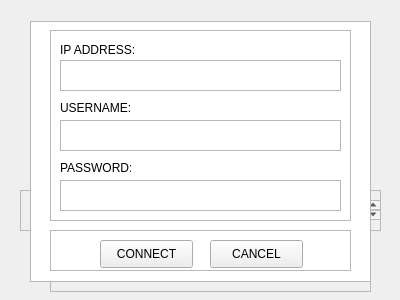
Above: FacesRecognition.ui from nitin-vk/face-recognition-based-attendance before the change. Below: the same form after it.
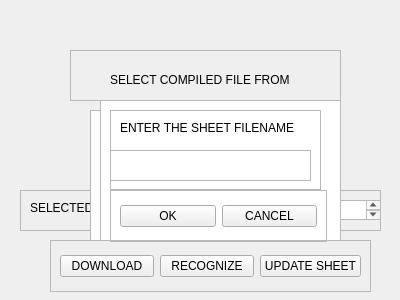
That is the form after the change.

```diff
--- a/FacesRecognition.ui
+++ b/FacesRecognition.ui
@@ -317,164 +317,6 @@
     </item>
    </layout>
   </widget>
-  <widget class="QListWidget" name="ftpWidget">
-   <property name="enabled">
-    <bool>true</bool>
-   </property>
-   <property name="geometry">
-    <rect>
-     <x>30</x>
-     <y>21</y>
-     <width>341</width>
-     <height>261</height>
-    </rect>
-   </property>
-   <property name="currentRow">
-    <number>-1</number>
-   </property>
-  </widget>
-  <widget class="QFrame" name="frame_8">
-   <property name="enabled">
-    <bool>true</bool>
-   </property>
-   <property name="geometry">
-    <rect>
-     <x>50</x>
-     <y>30</y>
-     <width>301</width>
-     <height>191</height>
-    </rect>
-   </property>
-   <property name="frameShape">
-    <enum>QFrame::StyledPanel</enum>
-   </property>
-   <property name="frameShadow">
-    <enum>QFrame::Raised</enum>
-   </property>
-   <widget class="QTextEdit" name="ftpIpTextBox">
-    <property name="geometry">
-     <rect>
-      <x>10</x>
-      <y>30</y>
-      <width>281</width>
-      <height>31</height>
-     </rect>
-    </property>
-    <property name="placeholderText">
-     <string extracomment="IP ADDRESS"/>
-    </property>
-   </widget>
-   <widget class="QTextEdit" name="ftpUsernameTextBox">
-    <property name="geometry">
-     <rect>
-      <x>10</x>
-      <y>90</y>
-      <width>281</width>
-      <height>31</height>
-     </rect>
-    </property>
-    <property name="placeholderText">
-     <string extracomment="USERNAME"/>
-    </property>
-   </widget>
-   <widget class="QTextEdit" name="ftpPasswordTextBox">
-    <property name="geometry">
-     <rect>
-      <x>10</x>
-      <y>150</y>
-      <width>281</width>
-      <height>31</height>
-     </rect>
-    </property>
-    <property name="placeholderText">
-     <string comment="PASSWORD" extracomment="PASSWORD"/>
-    </property>
-   </widget>
-   <widget class="QLabel" name="label_2">
-    <property name="geometry">
-     <rect>
-      <x>10</x>
-      <y>10</y>
-      <width>111</width>
-      <height>20</height>
-     </rect>
-    </property>
-    <property name="text">
-     <string>IP ADDRESS:</string>
-    </property>
-   </widget>
-   <widget class="QLabel" name="label_3">
-    <property name="geometry">
-     <rect>
-      <x>10</x>
-      <y>70</y>
-      <width>81</width>
-      <height>16</height>
-     </rect>
-    </property>
-    <property name="text">
-     <string>USERNAME:</string>
-    </property>
-   </widget>
-   <widget class="QLabel" name="label_4">
-    <property name="geometry">
-     <rect>
-      <x>10</x>
-      <y>130</y>
-      <width>71</width>
-      <height>16</height>
-     </rect>
-    </property>
-    <property name="text">
-     <string>PASSWORD:</string>
-    </property>
-   </widget>
-  </widget>
-  <widget class="QFrame" name="ftpButtonFrame">
-   <property name="enabled">
-    <bool>true</bool>
-   </property>
-   <property name="geometry">
-    <rect>
-     <x>50</x>
-     <y>230</y>
-     <width>301</width>
-     <height>41</height>
-    </rect>
-   </property>
-   <property name="frameShape">
-    <enum>QFrame::StyledPanel</enum>
-   </property>
-   <property name="frameShadow">
-    <enum>QFrame::Raised</enum>
-   </property>
-   <widget class="QPushButton" name="ftpConnectBtn">
-    <property name="geometry">
-     <rect>
-      <x>50</x>
-      <y>10</y>
-      <width>93</width>
-      <height>28</height>
-     </rect>
-    </property>
-    <property name="text">
-     <string>CONNECT</string>
-    </property>
-   </widget>
-   <widget class="QPushButton" name="ftpCancelBtn">
-    <property name="geometry">
-     <rect>
-      <x>160</x>
-      <y>10</y>
-      <width>93</width>
-      <height>28</height>
-     </rect>
-    </property>
-    <property name="text">
-     <string>CANCEL</string>
-    </property>
-   </widget>
-  </widget>
  </widget>
  <resources/>
  <connections/>
```
